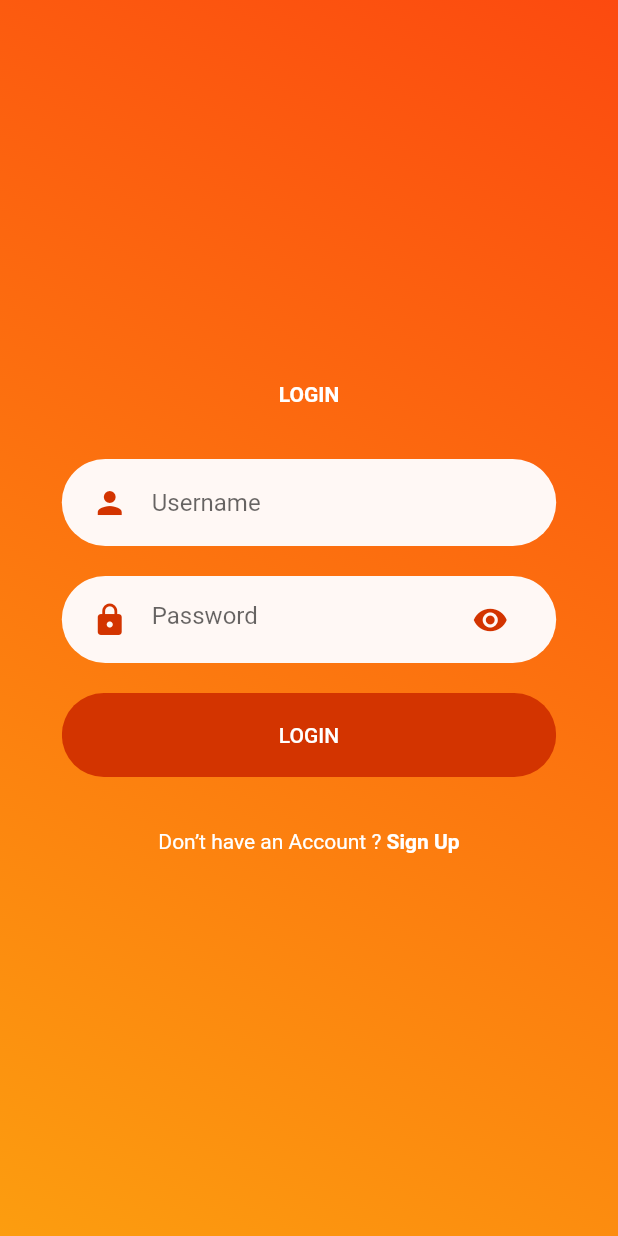
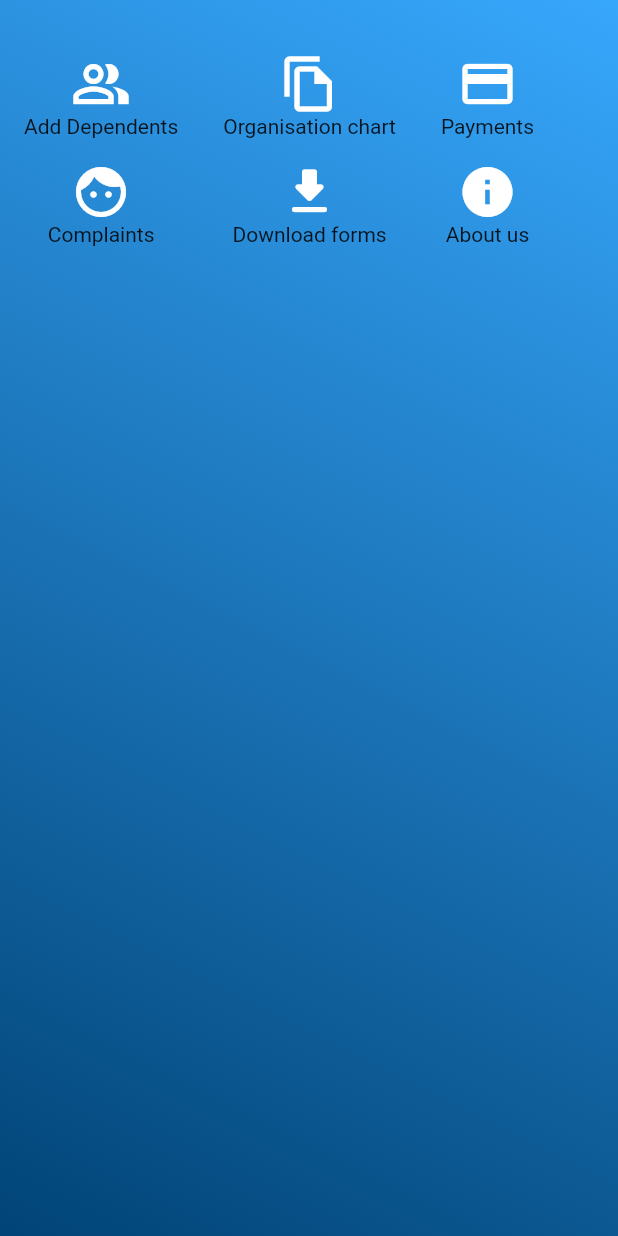
Before and after one commit to samruddhishastri/Digital-Village, a Flutter app: the LoginScreen screen opened directly, after a tap on "LOGIN", on a phone screen of 412 x 824 dp. Run offline on Flutter 3.47's test engine with Material 2 defaults, Android fonts, the phone set to English and light mode, and no system bars; our stand-ins replace flutter_svg.

Commit message:
added basic Dashboard

```diff
--- /dev/null
+++ b/src/frontend/digital_village/lib/Screens/Dashboard/components/background.dart
@@ -0,0 +1,31 @@
+import 'package:flutter/material.dart';
+
+class Background extends StatelessWidget {
+  final Widget child;
+  const Background({
+    Key key,
+    @required this.child,
+  }) : super(key: key);
+
+  @override
+  Widget build(BuildContext context) {
+    Size size = MediaQuery.of(context).size;
+    return Container(
+      width: double.infinity,
+      height: size.height,
+      child: Stack(
+        alignment: Alignment.center,
+        children: <Widget>[
+          Container(
+        decoration: BoxDecoration(
+            gradient: LinearGradient(
+              begin: Alignment.topRight,
+              end: Alignment.bottomLeft,
+              colors: [Color(0xff37a7fc), Color(0xff014477)])),
+    ),
+          child,
+        ],
+      ),
+    );
+  }
+}
--- /dev/null
+++ b/src/frontend/digital_village/lib/Screens/Dashboard/components/body.dart
@@ -0,0 +1,87 @@
+import 'package:flutter/material.dart';
+import '../../../Screens/Dashboard/components/background.dart';
+import '../../Signup/signup_screen.dart';
+import '../../../components/rounded_button.dart';
+import '../../../components/rounded_input_field.dart';
+import '../../../components/already_have_an_account_acheck.dart';
+import '../../../components/rounded_password_field.dart';
+import 'package:flutter_svg/svg.dart';
+
+class Body extends StatelessWidget {
+  const Body({
+    Key key,
+  }) : super(key: key);
+
+  @override
+  Widget build(BuildContext context) {
+    Size size = MediaQuery.of(context).size;
+    return Background(
+      child: Container(
+        margin: EdgeInsets.fromLTRB(0,20,0,0),
+        padding: EdgeInsets.all(1),
+        child: Row(children: <Widget>[
+
+        //icon with label below it
+        Container(
+          padding: EdgeInsets.all(15),
+          child: Column(
+            children: <Widget>[
+              Icon(
+                Icons.people_alt_outlined,
+                size: 40,
+                color: Colors.white,
+              ),
+              Text('Add Dependents\n'),
+              Icon(
+                Icons.face,
+                size: 40,
+                color: Colors.white,
+              ),
+              Text('Complaints\n'),
+            ],
+          ),
+        ),
+        Container(
+
+          padding: EdgeInsets.all(15),
+          child: Column(
+            children: <Widget>[
+              Icon(
+                Icons.file_copy_outlined,
+                size: 40,
+                color: Colors.white,
+              ),
+              Text('Organisation chart\n'),
+
+              Icon(
+                Icons.download_rounded,
+                size: 40,
+                color: Colors.white,
+              ),
+              Text('Download forms\n'),
+            ],
+          ),
+        ),
+        Container(
+          padding: EdgeInsets.all(15),
+          child: Column(
+            children: <Widget>[
+              Icon(
+                Icons.credit_card,
+                size: 40,
+                color: Colors.white,
+              ),
+              Text('Payments\n'),
+              Icon(
+                Icons.info,
+                size: 40,
+                color: Colors.white,
+              ),
+              Text('About us\n'),
+            ],
+          ),
+        )
+      ]),
+    ));
+  }
+}
--- /dev/null
+++ b/src/frontend/digital_village/lib/Screens/Dashboard/dashboard.dart
@@ -0,0 +1,11 @@
+import 'package:flutter/material.dart';
+import '../../Screens/Dashboard/components/body.dart';
+
+class Dashboard extends StatelessWidget {
+  @override
+  Widget build(BuildContext context) {
+    return Scaffold(
+      body: Body(),
+    );
+  }
+}
--- a/src/frontend/digital_village/lib/Screens/Login/components/body.dart
+++ b/src/frontend/digital_village/lib/Screens/Login/components/body.dart
@@ -1,6 +1,7 @@
 import 'package:flutter/material.dart';
 import '../../../Screens/Login/components/background.dart';
 import '../../Signup/signup_screen.dart';
+import '../../Dashboard/dashboard.dart';
 import '../../../components/rounded_button.dart';
 import '../../../components/rounded_input_field.dart';
 import '../../../components/already_have_an_account_acheck.dart';
@@ -35,7 +36,16 @@ class Body extends StatelessWidget {
             ),
             RoundedButton(
               text: "LOGIN",
-              press: () {},
+              press: () {
+                Navigator.push(
+                  context,
+                  MaterialPageRoute(
+                    builder: (context) {
+                      return Dashboard();
+                    },
+                  ),
+                );
+              },
             ),
             SizedBox(height: size.height * 0.03),
             AlreadyHaveAnAccountCheck(
--- a/src/frontend/digital_village/lib/Screens/Signup/components/body.dart
+++ b/src/frontend/digital_village/lib/Screens/Signup/components/body.dart
@@ -65,7 +65,16 @@ class Body extends StatelessWidget {
             ),
             RoundedButton(
               text: "Register",
-              press: () {},
+              press: () {
+                Navigator.push(
+                  context,
+                  MaterialPageRoute(
+                    builder: (context) {
+                      return LoginScreen();
+                    },
+                  ),
+                );
+              },
             ),
             // SizedBox(height: size.height * 0.03),
             AlreadyHaveAnAccountCheck(
```
